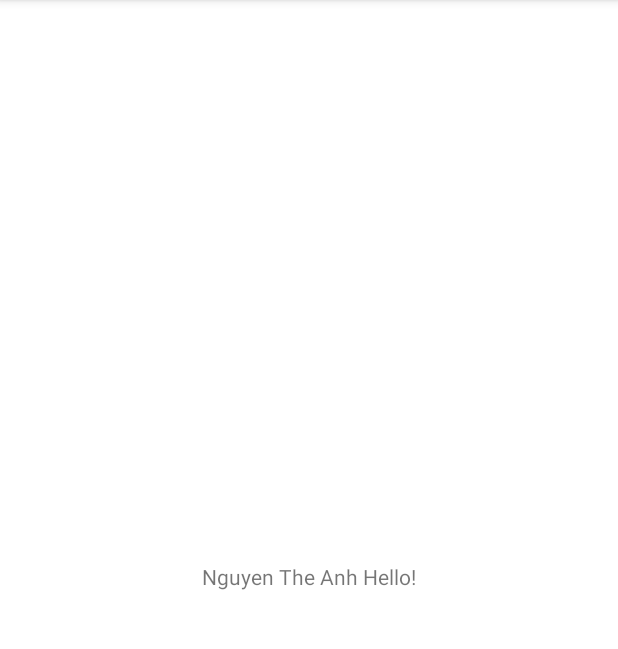
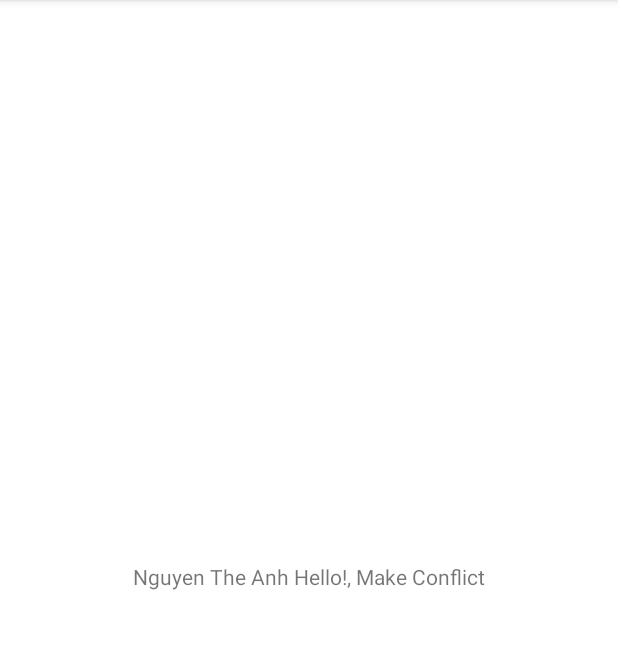
Before and after one commit to khachvip1509/demo_git2, an Android app: the screen it shows after launch (MainActivity), on a phone screen of 412 x 824 dp, the part 84-733 px from its top. Run offline under Robolectric (Android 15) with nearby library versions, the phone set to English and light mode, and no system bars.

Commit message:
Make conflict

```diff
--- a/app/src/main/res/layout/activity_main.xml
+++ b/app/src/main/res/layout/activity_main.xml
@@ -9,7 +9,7 @@
     <TextView
         android:layout_width="wrap_content"
         android:layout_height="wrap_content"
-        android:text="Nguyen The Anh Hello!"
+        android:text="Nguyen The Anh Hello!, Make Conflict"
         app:layout_constraintBottom_toBottomOf="parent"
         app:layout_constraintEnd_toEndOf="parent"
         app:layout_constraintStart_toStartOf="parent"
```
